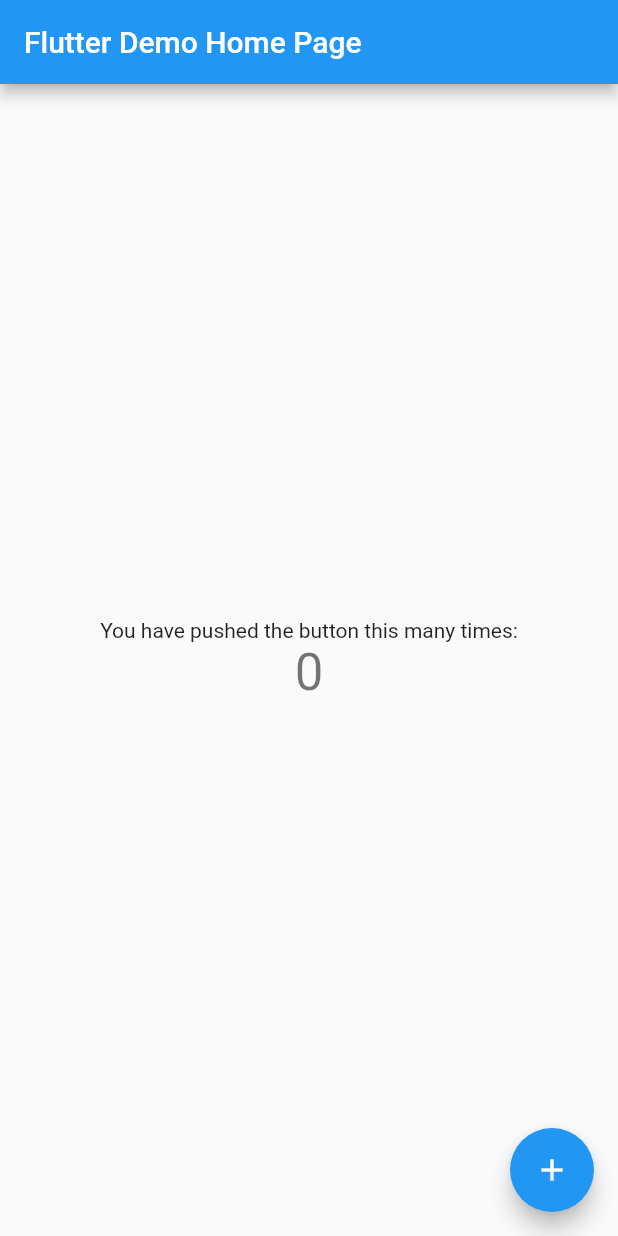
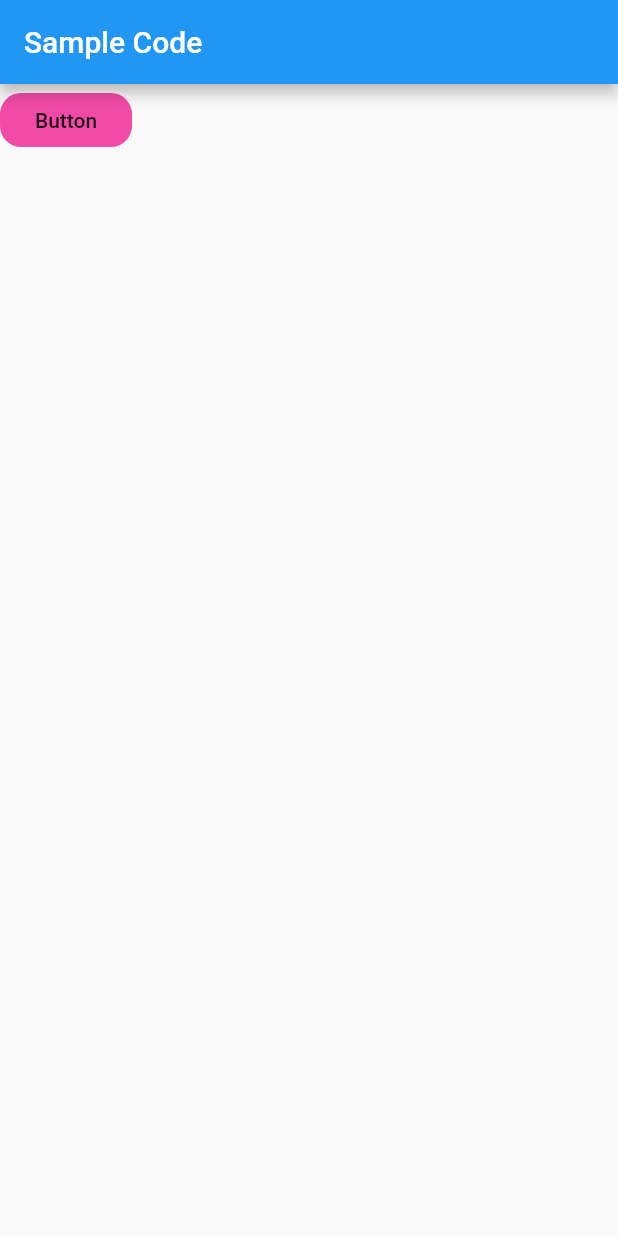
Before and after one commit to skrzypak/Bit-Festival-Hackathon-2020, a Flutter app: the screen it shows after launch, on a phone screen of 412 x 824 dp. Run offline on Flutter 3.47's test engine with Material 2 defaults, Android fonts, the phone set to English and light mode, and no system bars.

Commit message:
home screen, main and bottom button

```diff
--- a/Flutter/corona_info/lib/main.dart
+++ b/Flutter/corona_info/lib/main.dart
@@ -1,3 +1,4 @@
+import 'package:corona_info/widgets/BottomButton.dart';
 import 'package:flutter/material.dart';
 
 void main() {
@@ -5,25 +6,12 @@ void main() {
 }
 
 class MyApp extends StatelessWidget {
-  // This widget is the root of your application.
   @override
   Widget build(BuildContext context) {
     return MaterialApp(
       title: 'Flutter Demo',
       theme: ThemeData(
-        // This is the theme of your application.
-        //
-        // Try running your application with "flutter run". You'll see the
-        // application has a blue toolbar. Then, without quitting the app, try
-        // changing the primarySwatch below to Colors.green and then invoke
-        // "hot reload" (press "r" in the console where you ran "flutter run",
-        // or simply save your changes to "hot reload" in a Flutter IDE).
-        // Notice that the counter didn't reset back to zero; the application
-        // is not restarted.
         primarySwatch: Colors.blue,
-        // This makes the visual density adapt to the platform that you run
-        // the app on. For desktop platforms, the controls will be smaller and
-        // closer together (more dense) than on mobile platforms.
         visualDensity: VisualDensity.adaptivePlatformDensity,
       ),
       home: MyHomePage(title: 'Flutter Demo Home Page'),
@@ -34,15 +22,6 @@ class MyApp extends StatelessWidget {
 class MyHomePage extends StatefulWidget {
   MyHomePage({Key key, this.title}) : super(key: key);
 
-  // This widget is the home page of your application. It is stateful, meaning
-  // that it has a State object (defined below) that contains fields that affect
-  // how it looks.
-
-  // This class is the configuration for the state. It holds the values (in this
-  // case the title) provided by the parent (in this case the App widget) and
-  // used by the build method of the State. Fields in a Widget subclass are
-  // always marked "final".
-
   final String title;
 
   @override
@@ -50,68 +29,18 @@ class MyHomePage extends StatefulWidget {
 }
 
 class _MyHomePageState extends State<MyHomePage> {
-  int _counter = 0;
-
-  void _incrementCounter() {
-    setState(() {
-      // This call to setState tells the Flutter framework that something has
-      // changed in this State, which causes it to rerun the build method below
-      // so that the display can reflect the updated values. If we changed
-      // _counter without calling setState(), then the build method would not be
-      // called again, and so nothing would appear to happen.
-      _counter++;
-    });
-  }
-
   @override
   Widget build(BuildContext context) {
-    // This method is rerun every time setState is called, for instance as done
-    // by the _incrementCounter method above.
-    //
-    // The Flutter framework has been optimized to make rerunning build methods
-    // fast, so that you can just rebuild anything that needs updating rather
-    // than having to individually change instances of widgets.
     return Scaffold(
       appBar: AppBar(
-        // Here we take the value from the MyHomePage object that was created by
-        // the App.build method, and use it to set our appbar title.
-        title: Text(widget.title),
+        title: const Text('Sample Code'),
       ),
-      body: Center(
-        // Center is a layout widget. It takes a single child and positions it
-        // in the middle of the parent.
-        child: Column(
-          // Column is also a layout widget. It takes a list of children and
-          // arranges them vertically. By default, it sizes itself to fit its
-          // children horizontally, and tries to be as tall as its parent.
-          //
-          // Invoke "debug painting" (press "p" in the console, choose the
-          // "Toggle Debug Paint" action from the Flutter Inspector in Android
-          // Studio, or the "Toggle Debug Paint" command in Visual Studio Code)
-          // to see the wireframe for each widget.
-          //
-          // Column has various properties to control how it sizes itself and
-          // how it positions its children. Here we use mainAxisAlignment to
-          // center the children vertically; the main axis here is the vertical
-          // axis because Columns are vertical (the cross axis would be
-          // horizontal).
-          mainAxisAlignment: MainAxisAlignment.center,
-          children: <Widget>[
-            Text(
-              'You have pushed the button this many times:',
-            ),
-            Text(
-              '$_counter',
-              style: Theme.of(context).textTheme.headline4,
-            ),
-          ],
-        ),
+      body: Column(
+        children:<Widget>[
+          BottomButton(),
+        ]
       ),
-      floatingActionButton: FloatingActionButton(
-        onPressed: _incrementCounter,
-        tooltip: 'Increment',
-        child: Icon(Icons.add),
-      ), // This trailing comma makes auto-formatting nicer for build methods.
+
     );
   }
 }
--- a/Flutter/corona_info/lib/widgets/AppBar.dart
+++ b/Flutter/corona_info/lib/widgets/AppBar.dart
@@ -1,4 +1,5 @@
 
+import 'package:flutter/material.dart';
 
 AppBar(
   leading: Icon(Icons.arrow_back_sharp),
--- /dev/null
+++ b/Flutter/corona_info/lib/widgets/BottomButton.dart
@@ -0,0 +1,16 @@
+import 'package:corona_info/utils/Colors.dart';
+import 'package:flutter/material.dart';
+
+class BottomButton extends StatelessWidget{
+  @override
+  Widget build(BuildContext context) {
+   return Container(
+      child: FlatButton(
+          color: CoronaColor().secondary,
+          onPressed: () {  },
+          child: Text("Button"),
+          shape: RoundedRectangleBorder(borderRadius: BorderRadius.circular(14)),
+      ),
+    );
+  }
+}
```
Also changed, not shown: Flutter/corona_info/lib/screens/home/homeScreen.dart (+20 -0 lines).
